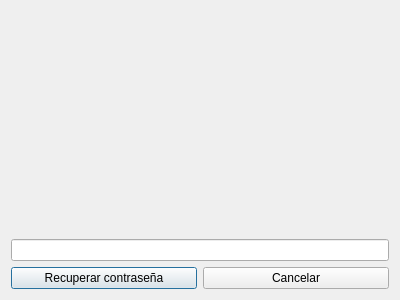
moyeta-tech/Cine, file Proyecto_Cine/recuperarpassw.ui: the form before one commit.
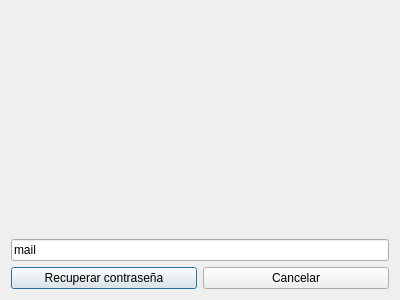
The form after the commit.

```diff
--- a/Proyecto_Cine/recuperarpassw.ui
+++ b/Proyecto_Cine/recuperarpassw.ui
@@ -27,7 +27,11 @@
       </widget>
      </item>
      <item>
-      <widget class="QLineEdit" name="lineEdit_mail"/>
+      <widget class="QLineEdit" name="lineEdit_mail">
+       <property name="text">
+        <string>mail</string>
+       </property>
+      </widget>
      </item>
      <item>
       <layout class="QHBoxLayout" name="horizontalLayout">
```
